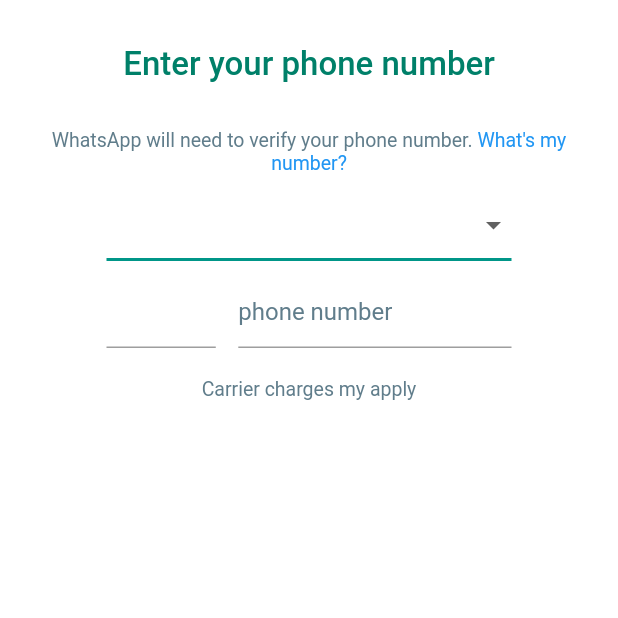
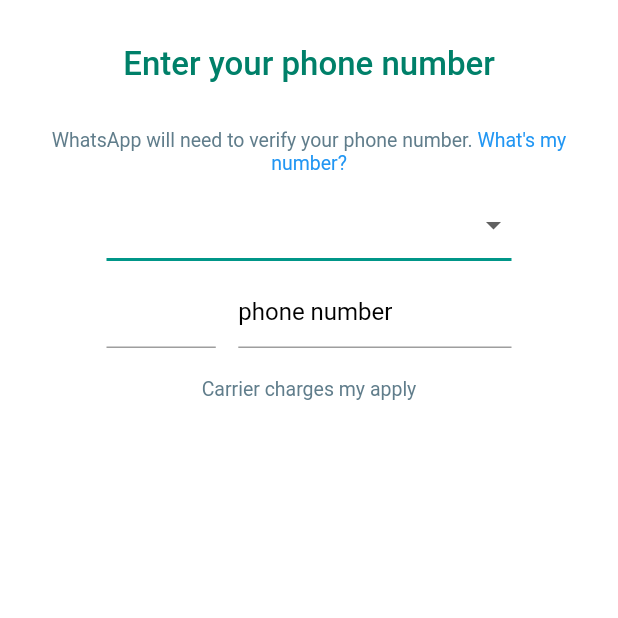
Before and after one commit to Elrefaiy/WhatsApp-Clone, a Flutter app: the screen it shows after launch, after a tap on "AGREE AND CONTINUE", on a phone screen of 412 x 824 dp, the top half of it. Run offline on Flutter 3.47's test engine with Material 2 defaults, Android fonts, the phone set to English and light mode, and no system bars; our stand-ins replace cloud_firestore, firebase_auth, firebase_core, firebase_storage, flutter_bloc, image_cropper and 3 more; accounts and stored records are empty.

Commit message:
handling some issues

```diff
--- a/lib/cubit/app_cubit.dart
+++ b/lib/cubit/app_cubit.dart
@@ -77,8 +77,10 @@
   }
 
   Future<void> logout() async {
+    emit(LogoutLoadingState());
     CacheHelper.removeData(key: 'token');
     await FirebaseAuth.instance.signOut();
+    emit(LogoutSuccessState());
   }
 
   int currentIndex = 0;
@@ -132,6 +134,7 @@
           .then((value) {
         user = value.data();
         emit(GetUserSuccessState());
+        // emit(SetUserSuccessState());
       }).catchError((error) {
         emit(GetUserErrorState(error.toString()));
       });
--- a/lib/cubit/app_states.dart
+++ b/lib/cubit/app_states.dart
@@ -19,6 +19,10 @@
   String error;
   SignInErrorState(this.error);
 }
+
+class LogoutLoadingState extends AppStates {}
+
+class LogoutSuccessState extends AppStates {}
 
 class ChangeCurrentIndexState extends AppStates {}
 
--- a/lib/modules/login/login.dart
+++ b/lib/modules/login/login.dart
@@ -33,7 +33,8 @@
           Navigator.pop(context);
           ScaffoldMessenger.of(context).showSnackBar(
             snackBar(
-              content: 'Something went wrong, please try again',
+              content:
+                  'you have logged in more than many times in short time, you have to wait few minutes before you login again.',
             ),
           );
         }
@@ -90,8 +91,8 @@
                               elevation: 0,
                               dropdownColor: AppCubit.get(context).isDark
                                   ? c4()
-                                  : Colors.grey,
-                              style: Theme.of(context).textTheme.headline2,
+                                  : Colors.grey[100],
+                              style: Theme.of(context).textTheme.bodyText1,
                               borderRadius: BorderRadius.circular(5),
                               autofocus: true,
                               onChanged: (value) {
@@ -120,12 +121,8 @@
                                 Expanded(
                                   flex: 2,
                                   child: TextFormField(
-                                    style: Theme.of(context)
-                                        .textTheme
-                                        .bodyText2!
-                                        .copyWith(
-                                          fontSize: 16,
-                                        ),
+                                    style:
+                                        Theme.of(context).textTheme.bodyText1,
                                     controller: countryController,
                                     readOnly: true,
                                     validator: (value) {
@@ -141,10 +138,7 @@
                                         '+',
                                         style: Theme.of(context)
                                             .textTheme
-                                            .bodyText2!
-                                            .copyWith(
-                                              fontSize: 16,
-                                            ),
+                                            .bodyText1,
                                       ),
                                     ),
                                   ),
@@ -155,12 +149,8 @@
                                 Expanded(
                                   flex: 5,
                                   child: TextFormField(
-                                    style: Theme.of(context)
-                                        .textTheme
-                                        .bodyText2!
-                                        .copyWith(
-                                          fontSize: 16,
-                                        ),
+                                    style:
+                                        Theme.of(context).textTheme.bodyText1,
                                     controller: phoneController,
                                     validator: (value) {
                                       if (value!.isEmpty) {
@@ -173,12 +163,8 @@
                                     keyboardType: TextInputType.phone,
                                     decoration: InputDecoration(
                                       hintText: 'phone number',
-                                      hintStyle: Theme.of(context)
-                                          .textTheme
-                                          .bodyText2!
-                                          .copyWith(
-                                            fontSize: 16,
-                                          ),
+                                      hintStyle:
+                                          Theme.of(context).textTheme.bodyText1,
                                     ),
                                   ),
                                 ),
--- a/lib/modules/login/verify.dart
+++ b/lib/modules/login/verify.dart
@@ -21,13 +21,14 @@
       listener: (context, state) {
         if (state is SignInLoadingState) {
           showLoadingDialog(context);
-        } else if (state is SignInSuccessState) {
+        } else if (state is GetUserSuccessState) {
           Navigator.pop(context);
-          Navigator.push(
+          Navigator.pushAndRemoveUntil(
             context,
             MaterialPageRoute(
               builder: (context) => const ProfileInfoScreen(),
             ),
+            (route) => false,
           );
         } else if (state is SignInErrorState) {
           Navigator.pop(context);
@@ -103,6 +104,7 @@
                         },
                         keyboardType: TextInputType.phone,
                         textAlign: TextAlign.center,
+                        autofocus: true,
                         decoration: InputDecoration(
                           hintText: '_ _ _  _ _ _',
                           hintStyle:
--- a/lib/shared/conistants/conistants.dart
+++ b/lib/shared/conistants/conistants.dart
@@ -40,7 +40,7 @@
     );
 
 ThemeData darkTheme() => ThemeData(
-      primarySwatch: Colors.blueGrey,
+      primarySwatch: Colors.teal,
       scaffoldBackgroundColor: c3(),
       appBarTheme: AppBarTheme(
         elevation: 0,
```
Also changed, not shown: lib/modules/login/profile_info.dart (+7 -19 lines), lib/modules/profile/mobile_profile.dart (+1 -10 lines), lib/modules/settings/mobile_settings.dart (+16 -1 lines).
